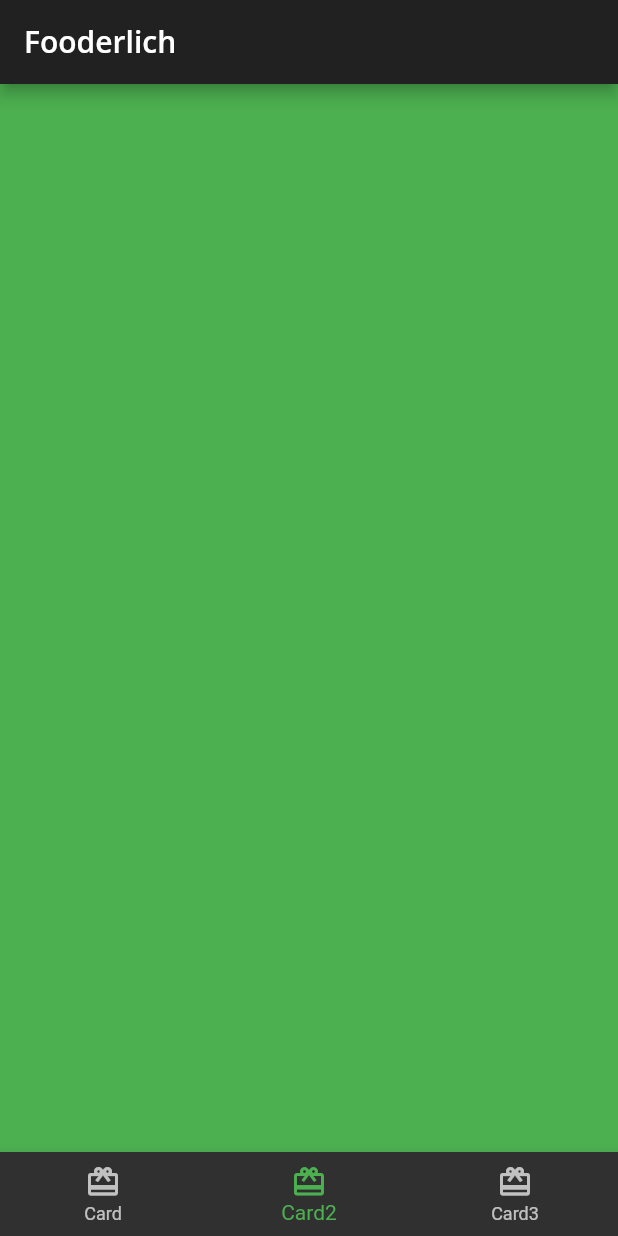
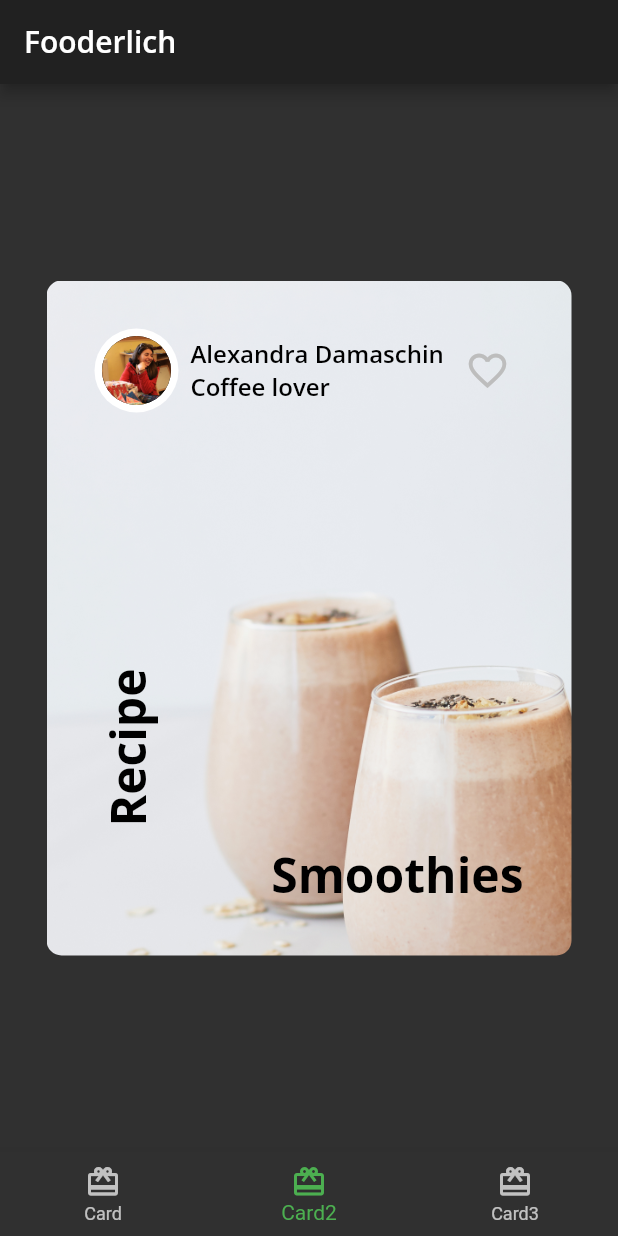
Before and after one commit to AlexandraDamaschin/FooderlichApp, a Flutter app: the screen it shows after launch, item 2 of the bottom bar chosen, on a phone screen of 412 x 824 dp. Run offline on Flutter 3.47's test engine with Material 2 defaults, Android fonts, the phone set to English and light mode, and no system bars; our stand-ins replace google_fonts.

Commit message:
Implement author details card

```diff
--- /dev/null
+++ b/lib/cards/author_card.dart
@@ -0,0 +1,57 @@
+import 'package:flutter/material.dart';
+import 'package:fooderlich/themes/fooderlich_theme.dart';
+
+import 'author_details_card.dart';
+
+class AuthorCard extends StatelessWidget {
+  const AuthorCard({Key? key}) : super(key: key);
+
+  final String description = 'Smoothies';
+  final String recipe = 'Recipe';
+
+  @override
+  Widget build(BuildContext context) {
+    return Center(
+      child: Container(
+          padding: const EdgeInsets.all(16),
+          constraints: const BoxConstraints.expand(width: 350, height: 450),
+          decoration: const BoxDecoration(
+              image: DecorationImage(
+                  image: AssetImage('assets/latte.png'), fit: BoxFit.cover),
+              borderRadius: BorderRadius.all(Radius.circular(10.0))),
+          child: Column(
+            children: [
+              const AuthorCardDetails(
+                authorName: 'Alexandra Damaschin',
+                title: 'Coffee lover',
+                imageProvider: AssetImage('assets/author.jpg'),
+              ),
+              Expanded(
+                  child: Stack(
+                children: [
+                  Positioned(
+                    child: Text(
+                      description,
+                      style: FooderlichTheme.lightTextTheme.headline1,
+                    ),
+                    bottom: 16,
+                    right: 16,
+                  ),
+                  Positioned(
+                    child: RotatedBox(
+                      quarterTurns: 3,
+                      child: Text(
+                        recipe,
+                        style: FooderlichTheme.lightTextTheme.headline1,
+                      ),
+                    ),
+                    bottom: 70,
+                    left: 16,
+                  )
+                ],
+              )),
+            ],
+          )),
+    );
+  }
+}
--- /dev/null
+++ b/lib/cards/author_details_card.dart
@@ -0,0 +1,58 @@
+import 'package:flutter/material.dart';
+import 'package:fooderlich/themes/fooderlich_theme.dart';
+import 'circle_image.dart';
+
+class AuthorCardDetails extends StatelessWidget {
+  final String authorName;
+  final String title;
+  final ImageProvider? imageProvider;
+
+  const AuthorCardDetails({
+    Key? key,
+    required this.authorName,
+    required this.title,
+    this.imageProvider,
+  }) : super(key: key);
+
+  @override
+  Widget build(BuildContext context) {
+    return Container(
+      padding: const EdgeInsets.all(16),
+      child: Row(
+        mainAxisAlignment: MainAxisAlignment.spaceBetween,
+        children: [
+          Row(
+            children: [
+              CircleImage(
+                imageProvider: imageProvider,
+                imageRadius: 28,
+              ),
+              const SizedBox(width: 8),
+              Column(
+                crossAxisAlignment: CrossAxisAlignment.start,
+                children: [
+                  Text(
+                    authorName,
+                    style: FooderlichTheme.lightTextTheme.headline3,
+                  ),
+                  Text(
+                    title,
+                    style: FooderlichTheme.lightTextTheme.headline3,
+                  )
+                ],
+              ),
+            ],
+          ),
+          IconButton(
+              icon: const Icon(Icons.favorite_border),
+              iconSize: 30,
+              color: Colors.grey[400],
+              onPressed: () {
+                const snackBar = SnackBar(content: Text('Favorite Pressed'));
+                ScaffoldMessenger.of(context).showSnackBar(snackBar);
+              }),
+        ],
+      ),
+    );
+  }
+}
--- /dev/null
+++ b/lib/cards/circle_image.dart
@@ -0,0 +1,24 @@
+import 'package:flutter/material.dart';
+
+class CircleImage extends StatelessWidget {
+  const CircleImage({
+    Key? key,
+    this.imageProvider,
+    this.imageRadius = 20,
+  }) : super(key: key);
+
+  final double imageRadius;
+  final ImageProvider? imageProvider;
+
+  @override
+  Widget build(BuildContext context) {
+    return CircleAvatar(
+      backgroundColor: Colors.white,
+      radius: imageRadius,
+      child: CircleAvatar(
+        radius: imageRadius - 5,
+        backgroundImage: imageProvider,
+      ),
+    );
+  }
+}
--- a/lib/home.dart
+++ b/lib/home.dart
@@ -1,4 +1,5 @@
 import 'package:flutter/material.dart';
+import 'package:fooderlich/cards/author_card.dart';
 import 'package:fooderlich/cards/main_recipe_card.dart';
 
 class Home extends StatefulWidget {
@@ -13,8 +14,7 @@ class HomeState extends State<Home> {
 
   static List<Widget> pages = <Widget>[
     const MainRecipeCard(),
-    // TODO: Replace with Card2
-    Container(color: Colors.green),
+    const AuthorCard(),
     // TODO: Replace with Card3
     Container(color: Colors.blue)
   ];
--- a/pubspec.yaml
+++ b/pubspec.yaml
@@ -29,3 +29,4 @@ flutter:
     - assets/third_recipe_card.png
     - assets/coffee.png
     - assets/latte.png
+    - assets/author.jpg
```
Also changed, not shown: assets/author.jpg (added).
